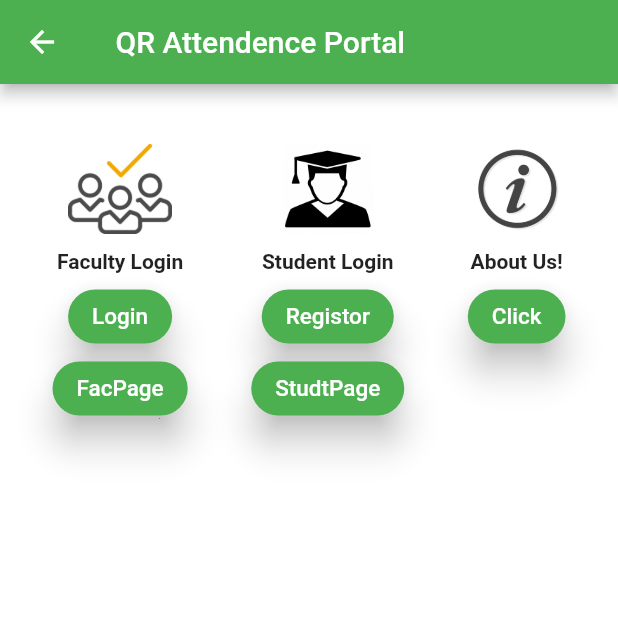
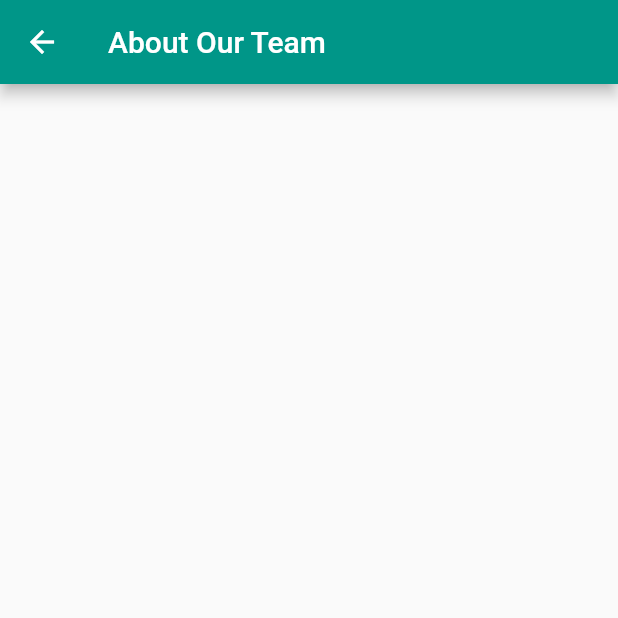
Before and after one commit to ashu-tripathi/QR_Code_Attendence_System, a Flutter app: the MainScreen screen opened by its route, after a tap on "Click", on a phone screen of 412 x 824 dp, the top half of it. Run offline on Flutter 3.47's test engine with Material 2 defaults, Android fonts, the phone set to English and light mode, and no system bars; Roboto replaces fonts that are missing (Pacifico).

Commit message:
initial about us page

```diff
--- /dev/null
+++ b/lib/aboutus.dart
@@ -0,0 +1,17 @@
+import 'package:flutter/material.dart';
+
+class AboutUs extends StatelessWidget {
+  const AboutUs({Key key}) : super(key: key);
+
+  @override
+  Widget build(BuildContext context) {
+    return SafeArea(
+      child: Scaffold(
+        appBar: AppBar(
+          title: Text('About Our Team'),
+          backgroundColor: Colors.teal,
+        ),
+      ),
+    );
+  }
+}
--- a/lib/main.dart
+++ b/lib/main.dart
@@ -5,6 +5,7 @@ import 'package:qr_code_attendence_system/login_screen.dart';
 import 'package:qr_code_attendence_system/registration_screen.dart';
 import 'package:qr_code_attendence_system/student_page.dart';
 import 'package:qr_code_attendence_system/faculty_page.dart';
+import 'package:qr_code_attendence_system/aboutus.dart';
 
 void main() {
   runApp(MyApp());
@@ -23,6 +24,8 @@ class MyApp extends StatelessWidget {
         '/RegistrationScreen':(context)=>RegistrationScreen(),
         '/StudentPage':(context)=>StudentPage(),
         '/FacultyPage':(context)=>FacultyPage(),
+        '/AboutUs':(context)=>AboutUs(),
+
 
       },
     );
--- a/lib/main_screen.dart
+++ b/lib/main_screen.dart
@@ -108,7 +108,7 @@ class MainScreen extends StatelessWidget {
                         color: Colors.green,
                         textColor: Colors.white,
                         child: Text(
-                          'Registor',
+                          'Register',
                           style: TextStyle(fontSize: 15),
                         ),
                       ),
@@ -160,7 +160,7 @@ class MainScreen extends StatelessWidget {
                           borderRadius: BorderRadius.circular(18.0),
                         ),
                         onPressed: () {
-                          Navigator.pushNamed(context, '/MainScreen');
+                          Navigator.pushNamed(context, '/AboutUs');
                         },
 
                         // color: Color(0xff311b92),
```
